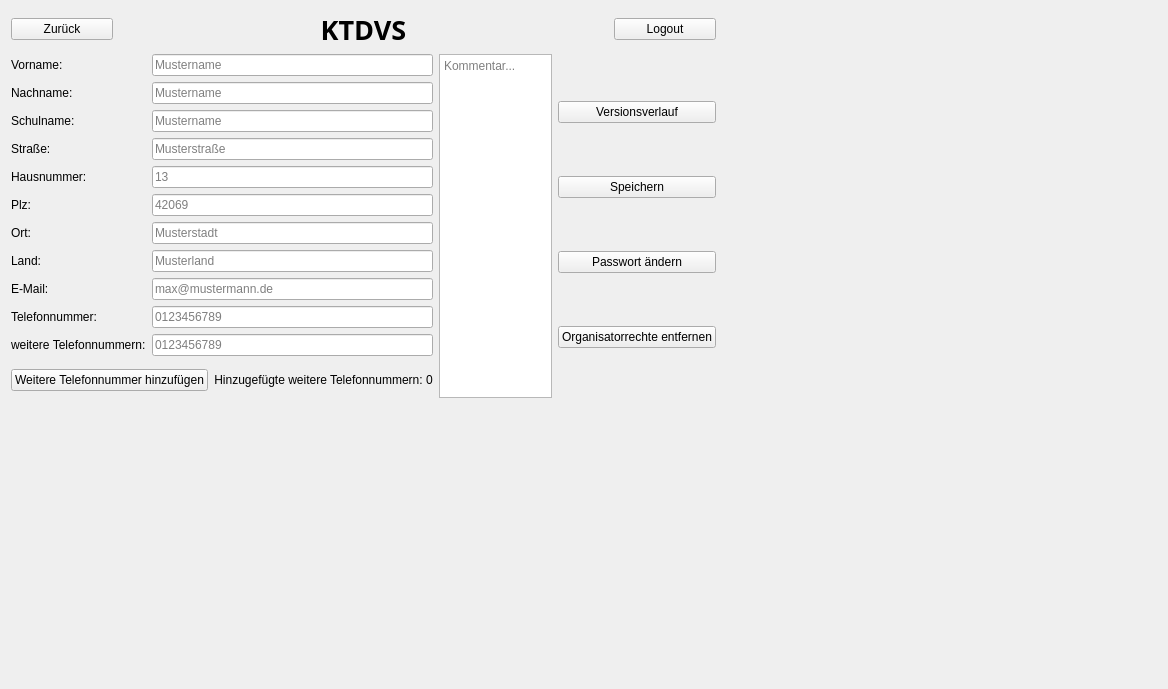
The window that KTDVS/KTDVS/view_teilnehmerteilnehmerhinzufuegen.ui (SimonRuttmann/ClassReunionSoftware) describes before a commit, drawn with Qt 5.
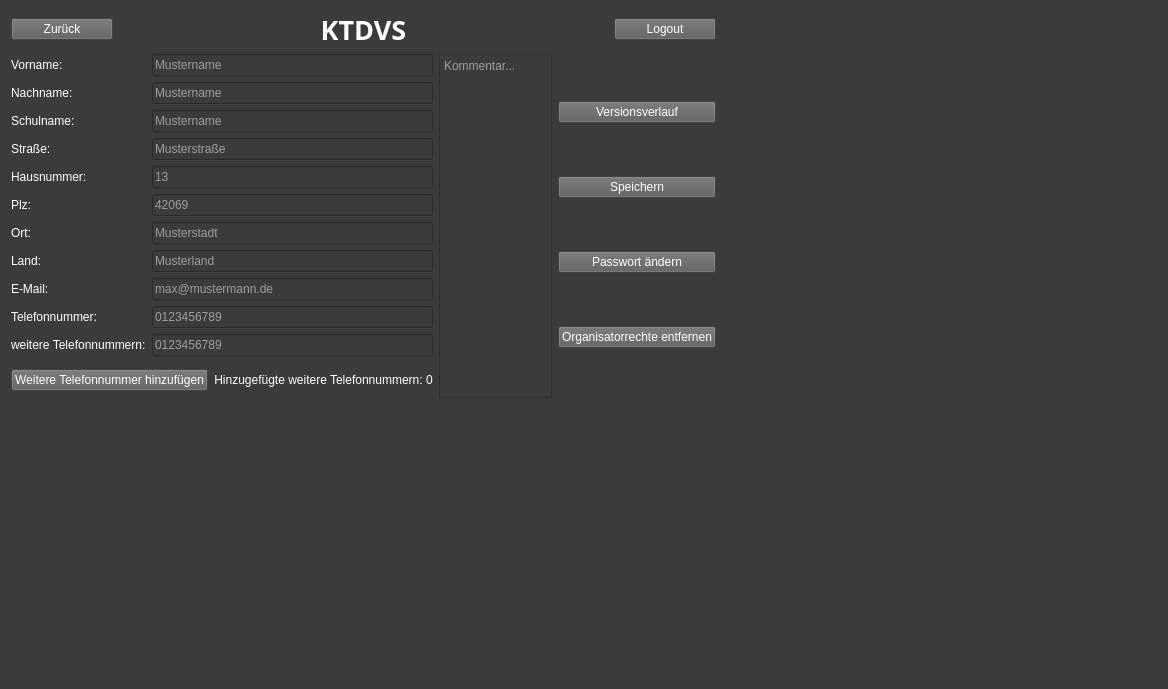
The same window after the commit.

Diff of the .ui file:
```diff
--- a/KTDVS/KTDVS/view_teilnehmerteilnehmerhinzufuegen.ui
+++ b/KTDVS/KTDVS/view_teilnehmerteilnehmerhinzufuegen.ui
@@ -13,6 +13,11 @@
   <property name="windowTitle">
    <string>Form</string>
   </property>
+  <property name="styleSheet">
+   <string notr="true">QWidget{
+	background-color: rgb(59, 59, 59);
+}</string>
+  </property>
   <widget class="QWidget" name="layoutWidget">
    <property name="geometry">
     <rect>
@@ -30,6 +35,12 @@
       </property>
       <item>
        <widget class="QPushButton" name="zurueck_2">
+        <property name="styleSheet">
+         <string notr="true">QPushButton{
+	background-color: rgb(93, 93, 93);
+	color: rgb(255, 255, 255);
+}</string>
+        </property>
         <property name="text">
          <string>Zurück</string>
         </property>
@@ -45,6 +56,11 @@
           <bold>true</bold>
          </font>
         </property>
+        <property name="styleSheet">
+         <string notr="true">QLabel{
+	color: rgb(255, 255, 255);
+}</string>
+        </property>
         <property name="text">
          <string>KTDVS</string>
         </property>
@@ -55,6 +71,12 @@
       </item>
       <item>
        <widget class="QPushButton" name="logout_2">
+        <property name="styleSheet">
+         <string notr="true">QPushButton{
+	background-color: rgb(93, 93, 93);
+	color: rgb(255, 255, 255);
+}</string>
+        </property>
         <property name="text">
          <string>Logout</string>
         </property>
@@ -72,6 +94,11 @@
            <layout class="QVBoxLayout" name="verticalLayout_2">
             <item>
              <widget class="QLabel" name="label_13">
+              <property name="styleSheet">
+               <string notr="true">QLabel{
+	color: rgb(255, 255, 255);
+}</string>
+              </property>
               <property name="text">
                <string>Vorname:</string>
               </property>
@@ -79,6 +106,11 @@
             </item>
             <item>
              <widget class="QLabel" name="label_14">
+              <property name="styleSheet">
+               <string notr="true">QLabel{
+	color: rgb(255, 255, 255);
+}</string>
+              </property>
               <property name="text">
                <string>Nachname:</string>
               </property>
@@ -86,6 +118,11 @@
             </item>
             <item>
              <widget class="QLabel" name="label_15">
+              <property name="styleSheet">
+               <string notr="true">QLabel{
+	color: rgb(255, 255, 255);
+}</string>
+              </property>
               <property name="text">
                <string>Schulname:</string>
               </property>
@@ -93,6 +130,11 @@
             </item>
             <item>
              <widget class="QLabel" name="label_16">
+              <property name="styleSheet">
+               <string notr="true">QLabel{
+	color: rgb(255, 255, 255);
+}</string>
+              </property>
               <property name="text">
                <string>Straße:</string>
               </property>
@@ -100,6 +142,11 @@
             </item>
             <item>
              <widget class="QLabel" name="label_17">
+              <property name="styleSheet">
+               <string notr="true">QLabel{
+	color: rgb(255, 255, 255);
+}</string>
+              </property>
               <property name="text">
                <string>Hausnummer:</string>
               </property>
@@ -107,6 +154,11 @@
             </item>
             <item>
              <widget class="QLabel" name="label_18">
+              <property name="styleSheet">
+               <string notr="true">QLabel{
+	color: rgb(255, 255, 255);
+}</string>
+              </property>
               <property name="text">
                <string>Plz:</string>
               </property>
@@ -114,6 +166,11 @@
             </item>
             <item>
              <widget class="QLabel" name="label_19">
+              <property name="styleSheet">
+               <string notr="true">QLabel{
+	color: rgb(255, 255, 255);
+}</string>
+              </property>
               <property name="text">
                <string>Ort:</string>
               </property>
@@ -121,6 +178,11 @@
             </item>
             <item>
              <widget class="QLabel" name="label_20">
+              <property name="styleSheet">
+               <string notr="true">QLabel{
+	color: rgb(255, 255, 255);
+}</string>
+              </property>
               <property name="text">
                <string>Land:</string>
               </property>
@@ -128,6 +190,11 @@
             </item>
             <item>
              <widget class="QLabel" name="label_22">
+              <property name="styleSheet">
+               <string notr="true">QLabel{
+	color: rgb(255, 255, 255);
+}</string>
+              </property>
               <property name="text">
                <string>E-Mail:</string>
               </property>
@@ -135,6 +202,11 @@
             </item>
             <item>
              <widget class="QLabel" name="label_21">
+              <property name="styleSheet">
+               <string notr="true">QLabel{
+	color: rgb(255, 255, 255);
+}</string>
+              </property>
               <property name="text">
                <string>Telefonnummer:</string>
               </property>
@@ -142,6 +214,11 @@
             </item>
             <item>
              <widget class="QLabel" name="label">
+              <property name="styleSheet">
+               <string notr="true">QLabel{
+	color: rgb(255, 255, 255);
+}</string>
+              </property>
               <property name="text">
                <string>weitere Telefonnummern:</string>
               </property>
@@ -156,6 +233,12 @@
               <property name="enabled">
                <bool>true</bool>
               </property>
+              <property name="styleSheet">
+               <string notr="true">QLineEdit{
+	color: rgb(255, 255, 255);
+	background-color: rgb(59, 59, 59);
+}</string>
+              </property>
               <property name="placeholderText">
                <string>Mustername</string>
               </property>
@@ -163,6 +246,12 @@
             </item>
             <item>
              <widget class="QLineEdit" name="lineEdit_12">
+              <property name="styleSheet">
+               <string notr="true">QLineEdit{
+	color: rgb(255, 255, 255);
+	background-color: rgb(59, 59, 59);
+}</string>
+              </property>
               <property name="placeholderText">
                <string>Mustername</string>
               </property>
@@ -170,6 +259,12 @@
             </item>
             <item>
              <widget class="QLineEdit" name="lineEdit_13">
+              <property name="styleSheet">
+               <string notr="true">QLineEdit{
+	color: rgb(255, 255, 255);
+	background-color: rgb(59, 59, 59);
+}</string>
+              </property>
               <property name="placeholderText">
                <string>Mustername</string>
               </property>
@@ -177,6 +272,12 @@
             </item>
             <item>
              <widget class="QLineEdit" name="lineEdit_14">
+              <property name="styleSheet">
+               <string notr="true">QLineEdit{
+	color: rgb(255, 255, 255);
+	background-color: rgb(59, 59, 59);
+}</string>
+              </property>
               <property name="placeholderText">
                <string>Musterstraße</string>
               </property>
@@ -184,6 +285,12 @@
             </item>
             <item>
              <widget class="QLineEdit" name="lineEdit_15">
+              <property name="styleSheet">
+               <string notr="true">QLineEdit{
+	color: rgb(255, 255, 255);
+	background-color: rgb(59, 59, 59);
+}</string>
+              </property>
               <property name="placeholderText">
                <string>13</string>
               </property>
@@ -191,6 +298,12 @@
             </item>
             <item>
              <widget class="QLineEdit" name="lineEdit_16">
+              <property name="styleSheet">
+               <string notr="true">QLineEdit{
+	color: rgb(255, 255, 255);
+	background-color: rgb(59, 59, 59);
+}</string>
+              </property>
               <property name="placeholderText">
                <string>42069</string>
               </property>
@@ -198,6 +311,12 @@
             </item>
             <item>
              <widget class="QLineEdit" name="lineEdit_17">
+              <property name="styleSheet">
+               <string notr="true">QLineEdit{
+	color: rgb(255, 255, 255);
+	background-color: rgb(59, 59, 59);
+}</string>
+              </property>
               <property name="placeholderText">
                <string>Musterstadt</string>
               </property>
@@ -205,6 +324,12 @@
             </item>
             <item>
              <widget class="QLineEdit" name="lineEdit_18">
+              <property name="styleSheet">
+               <string notr="true">QLineEdit{
+	color: rgb(255, 255, 255);
+	background-color: rgb(59, 59, 59);
+}</string>
+              </property>
               <property name="placeholderText">
                <string>Musterland</string>
               </property>
@@ -212,6 +337,12 @@
             </item>
             <item>
              <widget class="QLineEdit" name="lineEdit_20">
+              <property name="styleSheet">
+               <string notr="true">QLineEdit{
+	color: rgb(255, 255, 255);
+	background-color: rgb(59, 59, 59);
+}</string>
+              </property>
               <property name="placeholderText">
                <string>max@mustermann.de</string>
               </property>
@@ -219,6 +350,12 @@
             </item>
             <item>
              <widget class="QLineEdit" name="lineEdit_19">
+              <property name="styleSheet">
+               <string notr="true">QLineEdit{
+	color: rgb(255, 255, 255);
+	background-color: rgb(59, 59, 59);
+}</string>
+              </property>
               <property name="alignment">
                <set>Qt::AlignLeading|Qt::AlignLeft|Qt::AlignVCenter</set>
               </property>
@@ -229,6 +366,12 @@
             </item>
             <item>
              <widget class="QLineEdit" name="lineEdit_21">
+              <property name="styleSheet">
+               <string notr="true">QLineEdit{
+	color: rgb(255, 255, 255);
+	background-color: rgb(59, 59, 59);
+}</string>
+              </property>
               <property name="placeholderText">
                <string>0123456789</string>
               </property>
@@ -242,6 +385,12 @@
          <layout class="QHBoxLayout" name="horizontalLayout">
           <item>
            <widget class="QPushButton" name="AddPhoneNumber">
+            <property name="styleSheet">
+             <string notr="true">QPushButton{
+	background-color: rgb(93, 93, 93);
+	color: rgb(255, 255, 255);
+}</string>
+            </property>
             <property name="text">
              <string>Weitere Telefonnummer hinzufügen</string>
             </property>
@@ -249,6 +398,11 @@
           </item>
           <item>
            <widget class="QLabel" name="label_2">
+            <property name="styleSheet">
+             <string notr="true">QLabel{
+	color: rgb(255, 255, 255);
+}</string>
+            </property>
             <property name="text">
              <string>Hinzugefügte weitere Telefonnummern: 0</string>
             </property>
@@ -271,6 +425,12 @@
             <height>16777215</height>
            </size>
           </property>
+          <property name="styleSheet">
+           <string notr="true">QTextEdit{
+	color: rgb(255, 255, 255);
+	background-color: rgb(59, 59, 59);
+}</string>
+          </property>
           <property name="placeholderText">
            <string>Kommentar...</string>
           </property>
@@ -280,6 +440,12 @@
          <layout class="QVBoxLayout" name="verticalLayout">
           <item>
            <widget class="QPushButton" name="Versionsverlauf">
+            <property name="styleSheet">
+             <string notr="true">QPushButton{
+	background-color: rgb(93, 93, 93);
+	color: rgb(255, 255, 255);
+}</string>
+            </property>
             <property name="text">
              <string>Versionsverlauf</string>
             </property>
@@ -287,6 +453,12 @@
           </item>
           <item>
            <widget class="QPushButton" name="Speichern">
+            <property name="styleSheet">
+             <string notr="true">QPushButton{
+	background-color: rgb(93, 93, 93);
+	color: rgb(255, 255, 255);
+}</string>
+            </property>
             <property name="text">
              <string>Speichern</string>
             </property>
@@ -294,6 +466,12 @@
           </item>
           <item>
            <widget class="QPushButton" name="PwAndern">
+            <property name="styleSheet">
+             <string notr="true">QPushButton{
+	background-color: rgb(93, 93, 93);
+	color: rgb(255, 255, 255);
+}</string>
+            </property>
             <property name="text">
              <string>Passwort ändern</string>
             </property>
@@ -307,6 +485,12 @@
             <property name="autoFillBackground">
              <bool>false</bool>
             </property>
+            <property name="styleSheet">
+             <string notr="true">QPushButton{
+	background-color: rgb(93, 93, 93);
+	color: rgb(255, 255, 255);
+}</string>
+            </property>
             <property name="text">
              <string>Organisatorrechte entfernen</string>
             </property>
```
